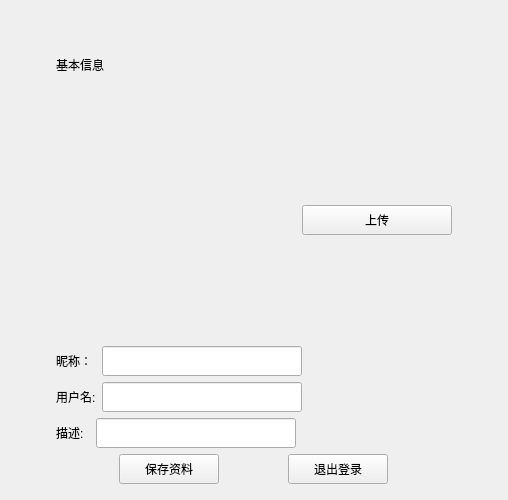
Before: the Qt Designer form CppChat/dialogs/userinfopage.ui in Algebraaaa/CppChat, drawn with Qt 5.
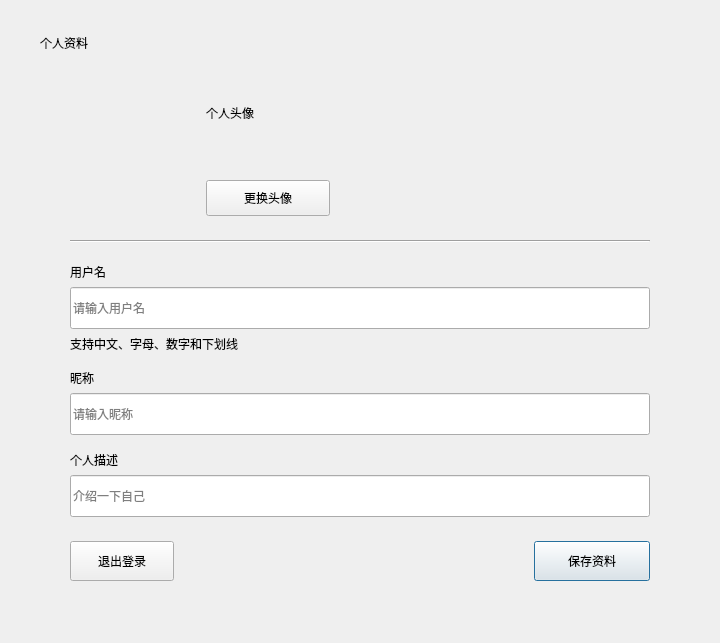
After: the same form once the commit is applied.

Commit message: Polish profile and contact pages

Patch:
```diff
--- a/CppChat/dialogs/userinfopage.ui
+++ b/CppChat/dialogs/userinfopage.ui
@@ -6,66 +6,38 @@
    <rect>
     <x>0</x>
     <y>0</y>
-    <width>508</width>
-    <height>487</height>
+    <width>720</width>
+    <height>640</height>
    </rect>
   </property>
   <property name="windowTitle">
    <string>Form</string>
   </property>
-  <layout class="QHBoxLayout" name="horizontalLayout_6">
-   <item>
-    <spacer name="horizontalSpacer_4">
-     <property name="orientation">
-      <enum>Qt::Horizontal</enum>
-     </property>
-     <property name="sizeHint" stdset="0">
-      <size>
-       <width>40</width>
-       <height>20</height>
-      </size>
-     </property>
-    </spacer>
-   </item>
-   <item>
-    <layout class="QVBoxLayout" name="verticalLayout_2">
+  <layout class="QVBoxLayout" name="page_layout">
+   <property name="spacing">
+    <number>0</number>
+   </property>
      <property name="leftMargin">
-      <number>5</number>
+    <number>40</number>
      </property>
      <property name="topMargin">
-      <number>5</number>
+    <number>34</number>
      </property>
      <property name="rightMargin">
-      <number>5</number>
+    <number>40</number>
      </property>
      <property name="bottomMargin">
-      <number>5</number>
+    <number>34</number>
      </property>
      <item>
-      <spacer name="verticalSpacer_3">
-       <property name="orientation">
-        <enum>Qt::Vertical</enum>
-       </property>
-       <property name="sizeType">
-        <enum>QSizePolicy::Fixed</enum>
-       </property>
-       <property name="sizeHint" stdset="0">
-        <size>
-         <width>20</width>
-         <height>40</height>
-        </size>
-       </property>
-      </spacer>
-     </item>
-     <item>
-      <widget class="QLabel" name="label_4">
+    <widget class="QLabel" name="title_lb">
        <property name="text">
-        <string>基本信息</string>
+      <string>个人资料</string>
        </property>
       </widget>
      </item>
      <item>
-      <spacer name="verticalSpacer_4">
+    <spacer name="header_spacer">
        <property name="orientation">
         <enum>Qt::Vertical</enum>
        </property>
@@ -75,44 +47,83 @@
        <property name="sizeHint" stdset="0">
         <size>
          <width>20</width>
-         <height>40</height>
+       <height>24</height>
         </size>
        </property>
       </spacer>
      </item>
      <item>
-      <layout class="QHBoxLayout" name="horizontalLayout">
+    <widget class="QWidget" name="profile_card" native="true">
+     <property name="minimumSize">
+      <size>
+       <width>400</width>
+       <height>0</height>
+      </size>
+     </property>
+     <layout class="QVBoxLayout" name="card_layout">
+      <property name="spacing">
+       <number>0</number>
+      </property>
+      <property name="leftMargin">
+       <number>30</number>
+      </property>
+      <property name="topMargin">
+       <number>28</number>
+      </property>
+      <property name="rightMargin">
+       <number>30</number>
+      </property>
+      <property name="bottomMargin">
+       <number>28</number>
+      </property>
+      <item>
+       <layout class="QHBoxLayout" name="avatar_layout">
+        <property name="spacing">
+         <number>24</number>
+        </property>
        <item>
         <widget class="QLabel" name="head_lb">
          <property name="minimumSize">
           <size>
-           <width>200</width>
-           <height>200</height>
+            <width>112</width>
+            <height>112</height>
           </size>
          </property>
          <property name="maximumSize">
           <size>
-           <width>200</width>
-           <height>200</height>
+            <width>112</width>
+            <height>112</height>
           </size>
          </property>
          <property name="text">
           <string/>
          </property>
+          <property name="alignment">
+           <set>Qt::AlignCenter</set>
+          </property>
         </widget>
        </item>
        <item>
-        <spacer name="horizontalSpacer_6">
+         <layout class="QVBoxLayout" name="avatar_text_layout">
+          <property name="spacing">
+           <number>0</number>
+          </property>
+          <item>
+           <widget class="QLabel" name="avatar_title_lb">
+            <property name="text">
+             <string>个人头像</string>
+            </property>
+           </widget>
+          </item>
+          <item>
+           <spacer name="avatar_button_spacer">
          <property name="orientation">
-          <enum>Qt::Horizontal</enum>
-         </property>
-         <property name="sizeType">
-          <enum>QSizePolicy::Fixed</enum>
+             <enum>Qt::Vertical</enum>
          </property>
          <property name="sizeHint" stdset="0">
           <size>
-           <width>40</width>
-           <height>20</height>
+              <width>20</width>
+              <height>12</height>
           </size>
          </property>
         </spacer>
@@ -121,66 +132,25 @@
         <widget class="QPushButton" name="up_btn">
          <property name="minimumSize">
           <size>
-           <width>150</width>
-           <height>30</height>
+              <width>124</width>
+              <height>36</height>
           </size>
          </property>
          <property name="maximumSize">
           <size>
-           <width>150</width>
-           <height>30</height>
+              <width>124</width>
+              <height>36</height>
           </size>
          </property>
          <property name="text">
-          <string>上传</string>
+             <string>更换头像</string>
          </property>
         </widget>
        </item>
       </layout>
      </item>
      <item>
-      <spacer name="verticalSpacer_2">
-       <property name="orientation">
-        <enum>Qt::Vertical</enum>
-       </property>
-       <property name="sizeType">
-        <enum>QSizePolicy::Fixed</enum>
-       </property>
-       <property name="sizeHint" stdset="0">
-        <size>
-         <width>20</width>
-         <height>20</height>
-        </size>
-       </property>
-      </spacer>
-     </item>
-     <item>
-      <layout class="QHBoxLayout" name="horizontalLayout_2">
-       <item>
-        <widget class="QLabel" name="label">
-         <property name="text">
-          <string>昵称： </string>
-         </property>
-        </widget>
-       </item>
-       <item>
-        <widget class="QLineEdit" name="nick_ed">
-         <property name="minimumSize">
-          <size>
-           <width>200</width>
-           <height>30</height>
-          </size>
-         </property>
-         <property name="maximumSize">
-          <size>
-           <width>200</width>
-           <height>30</height>
-          </size>
-         </property>
-        </widget>
-       </item>
-       <item>
-        <spacer name="horizontalSpacer">
+         <spacer name="avatar_right_spacer">
          <property name="orientation">
           <enum>Qt::Horizontal</enum>
          </property>
@@ -195,11 +165,58 @@
       </layout>
      </item>
      <item>
-      <layout class="QHBoxLayout" name="horizontalLayout_3">
+       <spacer name="avatar_bottom_spacer">
+        <property name="orientation">
+         <enum>Qt::Vertical</enum>
+        </property>
+        <property name="sizeType">
+         <enum>QSizePolicy::Fixed</enum>
+        </property>
+        <property name="sizeHint" stdset="0">
+         <size>
+          <width>20</width>
+          <height>24</height>
+         </size>
+        </property>
+       </spacer>
+      </item>
        <item>
-        <widget class="QLabel" name="label_2">
+       <widget class="Line" name="profile_divider">
+        <property name="orientation">
+         <enum>Qt::Horizontal</enum>
+        </property>
+       </widget>
+      </item>
+      <item>
+       <spacer name="fields_top_spacer">
+        <property name="orientation">
+         <enum>Qt::Vertical</enum>
+        </property>
+        <property name="sizeType">
+         <enum>QSizePolicy::Fixed</enum>
+        </property>
+        <property name="sizeHint" stdset="0">
+         <size>
+          <width>20</width>
+          <height>20</height>
+         </size>
+        </property>
+       </spacer>
+      </item>
+      <item>
+       <layout class="QVBoxLayout" name="fields_layout">
+        <property name="spacing">
+         <number>16</number>
+        </property>
+        <item>
+         <layout class="QVBoxLayout" name="name_layout">
+          <property name="spacing">
+           <number>6</number>
+          </property>
+          <item>
+           <widget class="QLabel" name="name_title_lb">
          <property name="text">
-          <string>用户名:</string>
+             <string>用户名</string>
          </property>
         </widget>
        </item>
@@ -207,39 +224,60 @@
         <widget class="QLineEdit" name="name_ed">
          <property name="minimumSize">
           <size>
-           <width>200</width>
-           <height>30</height>
-          </size>
-         </property>
-         <property name="maximumSize">
-          <size>
-           <width>200</width>
-           <height>30</height>
-          </size>
+              <width>0</width>
+              <height>42</height>
+             </size>
+            </property>
+            <property name="placeholderText">
+             <string>请输入用户名</string>
          </property>
         </widget>
        </item>
        <item>
-        <spacer name="horizontalSpacer_2">
-         <property name="orientation">
-          <enum>Qt::Horizontal</enum>
-         </property>
-         <property name="sizeHint" stdset="0">
+           <widget class="QLabel" name="name_hint_lb">
+            <property name="text">
+             <string>支持中文、字母、数字和下划线</string>
+            </property>
+           </widget>
+          </item>
+         </layout>
+        </item>
+        <item>
+         <layout class="QVBoxLayout" name="nick_layout">
+          <property name="spacing">
+           <number>6</number>
+          </property>
+          <item>
+           <widget class="QLabel" name="nick_title_lb">
+            <property name="text">
+             <string>昵称</string>
+            </property>
+           </widget>
+          </item>
+          <item>
+           <widget class="QLineEdit" name="nick_ed">
+            <property name="minimumSize">
           <size>
-           <width>40</width>
-           <height>20</height>
-          </size>
-         </property>
-        </spacer>
+              <width>0</width>
+              <height>42</height>
+             </size>
+            </property>
+            <property name="placeholderText">
+             <string>请输入昵称</string>
+            </property>
+           </widget>
        </item>
       </layout>
      </item>
      <item>
-      <layout class="QHBoxLayout" name="horizontalLayout_4">
+         <layout class="QVBoxLayout" name="desc_layout">
+          <property name="spacing">
+           <number>6</number>
+          </property>
        <item>
-        <widget class="QLabel" name="label_3">
+           <widget class="QLabel" name="desc_title_lb">
          <property name="text">
-          <string>描述:  </string>
+             <string>个人描述</string>
          </property>
         </widget>
        </item>
@@ -247,92 +285,95 @@
         <widget class="QLineEdit" name="desc_ed">
          <property name="minimumSize">
           <size>
-           <width>200</width>
-           <height>30</height>
-          </size>
-         </property>
-         <property name="maximumSize">
-          <size>
-           <width>200</width>
-           <height>30</height>
-          </size>
+              <width>0</width>
+              <height>42</height>
+             </size>
+            </property>
+            <property name="placeholderText">
+             <string>介绍一下自己</string>
          </property>
         </widget>
        </item>
+         </layout>
+        </item>
+       </layout>
+      </item>
        <item>
-        <spacer name="horizontalSpacer_3">
+       <spacer name="actions_top_spacer">
          <property name="orientation">
-          <enum>Qt::Horizontal</enum>
+         <enum>Qt::Vertical</enum>
+        </property>
+        <property name="sizeType">
+         <enum>QSizePolicy::Fixed</enum>
          </property>
          <property name="sizeHint" stdset="0">
           <size>
-           <width>40</width>
-           <height>20</height>
+          <width>20</width>
+          <height>24</height>
           </size>
          </property>
         </spacer>
        </item>
-      </layout>
-     </item>
      <item>
-      <layout class="QHBoxLayout" name="horizontalLayout_5">
-       <item>
-        <widget class="QPushButton" name="submit_btn">
-         <property name="minimumSize">
-          <size>
-           <width>100</width>
-           <height>30</height>
-          </size>
-         </property>
-         <property name="maximumSize">
-          <size>
-           <width>100</width>
-           <height>30</height>
-          </size>
-         </property>
-         <property name="text">
-          <string>保存资料</string>
-         </property>
-        </widget>
-       </item>
+       <layout class="QHBoxLayout" name="actions_layout">
+        <property name="spacing">
+         <number>12</number>
+        </property>
        <item>
         <widget class="QPushButton" name="logout_btn">
          <property name="minimumSize">
-          <size><width>100</width><height>30</height></size>
-         </property>
-         <property name="maximumSize">
-          <size><width>100</width><height>30</height></size>
+           <size>
+            <width>104</width>
+            <height>40</height>
+           </size>
          </property>
          <property name="text">
           <string>退出登录</string>
          </property>
         </widget>
        </item>
-      </layout>
-     </item>
      <item>
-      <spacer name="verticalSpacer">
-       <property name="orientation">
-        <enum>Qt::Vertical</enum>
-       </property>
-       <property name="sizeHint" stdset="0">
-        <size>
-         <width>20</width>
-         <height>40</height>
-        </size>
-       </property>
-      </spacer>
-     </item>
-    </layout>
-   </item>
-   <item>
-    <spacer name="horizontalSpacer_5">
+         <spacer name="actions_spacer">
      <property name="orientation">
       <enum>Qt::Horizontal</enum>
      </property>
      <property name="sizeHint" stdset="0">
       <size>
        <width>40</width>
+            <height>20</height>
+           </size>
+          </property>
+         </spacer>
+        </item>
+        <item>
+         <widget class="QPushButton" name="submit_btn">
+          <property name="minimumSize">
+           <size>
+            <width>116</width>
+            <height>40</height>
+           </size>
+          </property>
+          <property name="text">
+           <string>保存资料</string>
+          </property>
+          <property name="default">
+           <bool>true</bool>
+          </property>
+         </widget>
+        </item>
+       </layout>
+      </item>
+     </layout>
+    </widget>
+   </item>
+   <item>
+    <spacer name="page_bottom_spacer">
+     <property name="orientation">
+      <enum>Qt::Vertical</enum>
+     </property>
+     <property name="sizeHint" stdset="0">
+      <size>
+       <width>20</width>
        <height>20</height>
       </size>
      </property>
```
Left out of the diff: 2 changed lines with no effect on the pictures. Lines whose indentation alone changed are shown as unchanged. The commit also changes 10 other files.
